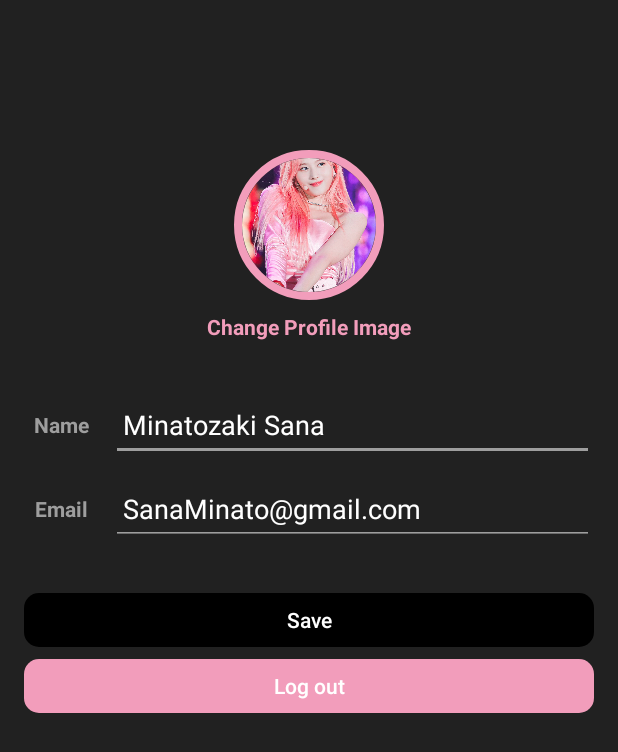
After one commit to hahpuc/SocialNetAndroid, an Android app: the EditProfile screen opened directly, with no data from a screen before it, on a phone screen of 412 x 824 dp. The commit adds this screen. Shown: the top 752 px of the screen. Run offline under Robolectric (Android 15) with nearby library versions, the phone set to English and light mode, and no system bars; our stand-ins replace CircleImageView, Firebase (no records; nobody signed in at launch, a user with empty details on screens opened directly).

Commit message:
Tiến hành tạo Màn Hình Edit Profile

```diff
--- a/app/build.gradle
+++ b/app/build.gradle
@@ -43,8 +43,7 @@ dependencies {
     implementation 'de.hdodenhof:circleimageview:3.1.0'
     implementation 'com.google.android.material:material:1.1.0'
     implementation "com.xwray:groupie:2.1.0"
-
-
+    implementation 'com.squareup.picasso:picasso:2.71828'
 
 
 }
--- a/app/src/main/AndroidManifest.xml
+++ b/app/src/main/AndroidManifest.xml
@@ -9,6 +9,7 @@
         android:roundIcon="@mipmap/ic_launcher_round"
         android:supportsRtl="true"
         android:theme="@style/AppTheme">
+        <activity android:name=".ManHinhUser.EditProfile"></activity>
         <activity android:name=".ManHinhCoSo.ManHinhBase">
             <intent-filter>
                 <action android:name="android.intent.action.MAIN" />
@@ -17,9 +18,7 @@
             </intent-filter>
         </activity>
         <activity android:name=".DangNhapDangKy.ManHinhDangNhap" />
-        <activity android:name=".DangNhapDangKy.ManHinhDangKy">
-
-        </activity>
+        <activity android:name=".DangNhapDangKy.ManHinhDangKy"></activity>
     </application>
 
 </manifest>
--- /dev/null
+++ b/app/src/main/java/com/example/socialproject/ManHinhUser/EditProfile.kt
@@ -0,0 +1,41 @@
+package com.example.socialproject.ManHinhUser
+
+import android.content.Intent
+import androidx.appcompat.app.AppCompatActivity
+import android.os.Bundle
+import android.util.Log
+import com.example.socialproject.DangNhapDangKy.ManHinhDangNhap
+import com.example.socialproject.R
+import com.google.firebase.auth.FirebaseAuth
+import kotlinx.android.synthetic.main.activity_edit_profile.*
+
+class EditProfile : AppCompatActivity() {
+
+    companion object {
+        val TAG = "ManHinhEdit"
+    }
+
+    override fun onCreate(savedInstanceState: Bundle?) {
+
+        super.onCreate(savedInstanceState)
+        setContentView(R.layout.activity_edit_profile)
+
+        // Hiển thị image, name, email
+        fetchData()
+
+        edit_log_out.setOnClickListener {
+            Log.d(TAG, "Tien hanh dang xuat")
+            FirebaseAuth.getInstance().signOut()
+
+            val intent = Intent(this, ManHinhDangNhap::class.java)
+            startActivity(intent)
+
+        }
+
+    }
+
+    fun fetchData() {
+        val currentUser = FirebaseAuth.getInstance().currentUser
+
+    }
+}
--- a/app/src/main/java/com/example/socialproject/ManHinhUser/ManHinhUserAdapter.kt
+++ b/app/src/main/java/com/example/socialproject/ManHinhUser/ManHinhUserAdapter.kt
@@ -1,19 +1,40 @@
 package com.example.socialproject.ManHinhUser
 
+import android.app.Activity
+import android.content.Intent
+import android.util.Log
 import android.view.LayoutInflater
 import android.view.View
 import android.view.ViewGroup
+import android.widget.Button
+import android.widget.ImageView
 import android.widget.TextView
+import androidx.core.content.ContextCompat.startActivity
 import androidx.recyclerview.widget.RecyclerView
+import com.example.socialproject.DangNhapDangKy.ManHinhDangNhap
+import com.example.socialproject.ManHinhUser.ManHinhUserAdapter.Companion.CURRENT_USER
 import com.example.socialproject.Model.Status
+import com.example.socialproject.Model.User
 import com.example.socialproject.R
+import com.google.firebase.auth.FirebaseAuth
+import com.google.firebase.database.DataSnapshot
+import com.google.firebase.database.DatabaseError
+import com.google.firebase.database.FirebaseDatabase
+import com.google.firebase.database.ValueEventListener
+import com.squareup.picasso.Picasso
 
 class ManHinhUserAdapter(private val statusList: List<Status>): RecyclerView.Adapter<RecyclerView.ViewHolder>() {
 
     companion object {
         private const val TYPE_HEADER = 0
         private const val TYPE_ITEMS = 1
+        val TAG = "ManHinhUser"
+
+        val CURRENT_USER = "CURRENT_USER"
     }
+
+    // Tài khoản đang đăng nhập
+     var currentUser: User? = null
 
     override fun onCreateViewHolder(parent: ViewGroup, viewType: Int): RecyclerView.ViewHolder {
         return when (viewType) {
@@ -40,11 +61,32 @@ class ManHinhUserAdapter(private val statusList: List<Status>): RecyclerView.Ada
     }
 
     override fun onBindViewHolder(holder: RecyclerView.ViewHolder, position: Int) {
+        if (holder is userHeaderViewHolder) {
 
-        if (holder is userHeaderViewHolder) {
+            // Lấy data từ Firebase
+            val uid = FirebaseAuth.getInstance().uid
+            val ref = FirebaseDatabase.getInstance().getReference("/Users/$uid")
+
+            ref.addListenerForSingleValueEvent(object : ValueEventListener {
+
+                override fun onDataChange(snapshot: DataSnapshot) {
+                    currentUser = snapshot.getValue(User::class.java)
+                    Log.d(TAG, "Data current user: ${currentUser}")
+
+                    holder.username?.text = currentUser?.username
+                    Picasso.get().load(currentUser?.profileImageUrl).into(holder.profileImage)
+                }
+                override fun onCancelled(error: DatabaseError) {
+                }
+            })
+
             holder.following?.text = "100"
             holder.follower?.text = "1,093,124"
-            holder.username?.text = "Minatozaki Sana"
+
+
+            holder.uploadStatusButton.setOnClickListener {
+                Log.d(TAG, "Tien hanh dang status")
+            }
         }
         else
         if (holder is statusViewHolder) {
@@ -66,6 +108,18 @@ class userHeaderViewHolder(itemView: View): RecyclerView.ViewHolder(itemView) {
     val following = itemView.findViewById(R.id.followingCountTextView) as? TextView
     val follower = itemView.findViewById(R.id.followerCountTextView) as? TextView
     val username = itemView.findViewById(R.id.user_user_name) as? TextView
+    val profileImage = itemView.findViewById(R.id.user_profile_image) as? ImageView
+    val editProfileButton = itemView.findViewById(R.id.user_edit_profile_button) as Button
+    val uploadStatusButton = itemView.findViewById(R.id.user_upload_status) as Button
+
+    init {
+        editProfileButton.setOnClickListener {
+            Log.d("ManHinhUser", "Tien Hanh edit profile")
+            val intent = Intent(itemView.context, EditProfile::class.java)
+            itemView.context.startActivity(intent)
+        }
+
+    }
 }
 
 class statusViewHolder(itemView: View) :RecyclerView.ViewHolder(itemView) {
--- /dev/null
+++ b/app/src/main/res/drawable/ic_delete_status.xml
@@ -0,0 +1,5 @@
+<vector android:height="24dp" android:tint="#FFFFFF"
+    android:viewportHeight="24" android:viewportWidth="24"
+    android:width="24dp" xmlns:android="http://schemas.android.com/apk/res/android">
+    <path android:fillColor="@android:color/white" android:pathData="M12,8c1.1,0 2,-0.9 2,-2s-0.9,-2 -2,-2 -2,0.9 -2,2 0.9,2 2,2zM12,10c-1.1,0 -2,0.9 -2,2s0.9,2 2,2 2,-0.9 2,-2 -0.9,-2 -2,-2zM12,16c-1.1,0 -2,0.9 -2,2s0.9,2 2,2 2,-0.9 2,-2 -0.9,-2 -2,-2z"/>
+</vector>
--- /dev/null
+++ b/app/src/main/res/drawable/lamtron_button_black.xml
@@ -0,0 +1,5 @@
+<?xml version="1.0" encoding="utf-8"?>
+<shape xmlns:android="http://schemas.android.com/apk/res/android">
+    <solid android:color="#000000"/>
+    <corners android:radius="10dp" />
+</shape>
--- /dev/null
+++ b/app/src/main/res/layout/activity_edit_profile.xml
@@ -0,0 +1,139 @@
+<?xml version="1.0" encoding="utf-8"?>
+<androidx.constraintlayout.widget.ConstraintLayout xmlns:android="http://schemas.android.com/apk/res/android"
+    xmlns:app="http://schemas.android.com/apk/res-auto"
+    xmlns:tools="http://schemas.android.com/tools"
+    android:layout_width="match_parent"
+    android:layout_height="match_parent"
+    android:background="#212121"
+    tools:context=".ManHinhUser.EditProfile">
+
+    <Button
+        android:id="@+id/edit_log_out"
+        android:layout_width="0dp"
+        android:layout_height="36dp"
+        android:layout_marginStart="16dp"
+        android:layout_marginLeft="16dp"
+        android:layout_marginTop="8dp"
+        android:layout_marginEnd="16dp"
+        android:layout_marginRight="16dp"
+        android:background="@drawable/lamtron_button"
+        android:text="Log out"
+        android:textAllCaps="false"
+        android:textColor="@android:color/white"
+        app:layout_constraintEnd_toEndOf="parent"
+        app:layout_constraintHorizontal_bias="0.0"
+        app:layout_constraintStart_toStartOf="parent"
+        app:layout_constraintTop_toBottomOf="@+id/edit_luu_thong_tin" />
+
+    <de.hdodenhof.circleimageview.CircleImageView
+        android:id="@+id/edit_profile_image"
+        android:layout_width="100dp"
+        android:layout_height="100dp"
+        android:layout_marginTop="100dp"
+        android:src="@drawable/sana"
+        app:civ_border_color="#F29DBB"
+
+        app:civ_border_width="5dp"
+        app:layout_constraintEnd_toEndOf="parent"
+        app:layout_constraintStart_toStartOf="parent"
+        app:layout_constraintTop_toTopOf="parent" />
+
+    <TextView
+        android:id="@+id/edit_change_image_button"
+        android:layout_width="wrap_content"
+        android:layout_height="wrap_content"
+        android:layout_marginTop="8dp"
+        android:text="Change Profile Image"
+        android:textColor="#F29DBB"
+        android:textStyle="bold"
+        app:layout_constraintEnd_toEndOf="parent"
+        app:layout_constraintStart_toStartOf="parent"
+        app:layout_constraintTop_toBottomOf="@+id/edit_profile_image" />
+
+    <TextView
+        android:id="@+id/textView9"
+        android:layout_width="50dp"
+        android:layout_height="48dp"
+        android:layout_marginStart="16dp"
+        android:layout_marginLeft="16dp"
+        android:layout_marginTop="32dp"
+        android:text="Name"
+        android:textColor="#9E9E9E"
+        android:textSize="14sp"
+        android:textStyle="bold"
+        android:gravity="center_vertical|center_horizontal"
+        app:layout_constraintStart_toStartOf="parent"
+        app:layout_constraintTop_toBottomOf="@+id/edit_change_image_button" />
+
+    <TextView
+        android:id="@+id/textView10"
+        android:layout_width="50dp"
+        android:layout_height="48dp"
+        android:layout_marginStart="16dp"
+        android:layout_marginLeft="16dp"
+        android:layout_marginTop="8dp"
+        android:gravity="center_vertical|center_horizontal"
+        android:text="Email"
+        android:textColor="#9E9E9E"
+        android:textSize="14sp"
+        android:textStyle="bold"
+        app:layout_constraintStart_toStartOf="parent"
+        app:layout_constraintTop_toBottomOf="@+id/textView9" />
+
+    <EditText
+        android:id="@+id/edit_user_name"
+        android:layout_width="0dp"
+        android:layout_height="48dp"
+        android:layout_marginStart="8dp"
+        android:layout_marginLeft="8dp"
+        android:layout_marginTop="32dp"
+        android:layout_marginEnd="16dp"
+        android:layout_marginRight="16dp"
+        android:ems="10"
+        android:inputType="textPersonName"
+        android:text="Minatozaki Sana"
+        android:paddingLeft="8dp"
+        android:backgroundTint="#9E9E9E"
+        android:textColor="@android:color/white"
+        app:layout_constraintEnd_toEndOf="parent"
+        app:layout_constraintStart_toEndOf="@+id/textView9"
+        app:layout_constraintTop_toBottomOf="@+id/edit_change_image_button" />
+
+    <EditText
+        android:id="@+id/edit_email"
+        android:layout_width="0dp"
+        android:layout_height="48dp"
+        android:layout_marginStart="8dp"
+        android:layout_marginLeft="8dp"
+        android:layout_marginTop="8dp"
+        android:layout_marginEnd="16dp"
+        android:layout_marginRight="16dp"
+        android:ems="10"
+        android:inputType="textPersonName"
+        android:text="SanaMinato@gmail.com"
+        android:paddingLeft="8dp"
+        android:backgroundTint="#9E9E9E"
+        android:textColor="@android:color/white"
+        app:layout_constraintEnd_toEndOf="parent"
+        app:layout_constraintStart_toEndOf="@+id/textView10"
+        app:layout_constraintTop_toBottomOf="@+id/edit_user_name" />
+
+    <Button
+        android:id="@+id/edit_luu_thong_tin"
+        android:layout_width="0dp"
+        android:layout_height="36dp"
+        android:layout_marginStart="16dp"
+        android:layout_marginLeft="16dp"
+        android:layout_marginTop="32dp"
+        android:layout_marginEnd="16dp"
+        android:layout_marginRight="16dp"
+        android:text="Save"
+        android:textAllCaps="false"
+        android:textColor="@android:color/white"
+        android:background="@drawable/lamtron_button_black"
+        app:layout_constraintEnd_toEndOf="parent"
+        app:layout_constraintStart_toStartOf="parent"
+        app:layout_constraintTop_toBottomOf="@+id/edit_email" />
+
+
+</androidx.constraintlayout.widget.ConstraintLayout>
--- a/app/src/main/res/layout/user_header_profile.xml
+++ b/app/src/main/res/layout/user_header_profile.xml
@@ -88,7 +88,7 @@
         app:layout_constraintStart_toStartOf="@+id/textView5" />
 
     <Button
-        android:id="@+id/button"
+        android:id="@+id/user_edit_profile_button"
         android:layout_width="0dp"
         android:layout_height="36dp"
         android:layout_marginStart="16dp"
@@ -131,10 +131,10 @@
         android:background="#424242"
         app:layout_constraintEnd_toEndOf="parent"
         app:layout_constraintStart_toStartOf="parent"
-        app:layout_constraintTop_toBottomOf="@+id/button" />
+        app:layout_constraintTop_toBottomOf="@+id/user_edit_profile_button" />
 
     <Button
-        android:id="@+id/button2"
+        android:id="@+id/user_upload_status"
         android:layout_width="0dp"
         android:layout_height="48dp"
         android:layout_marginStart="16dp"
--- a/app/src/main/res/layout/user_status_item_row.xml
+++ b/app/src/main/res/layout/user_status_item_row.xml
@@ -25,10 +25,13 @@
         android:layout_marginStart="8dp"
         android:layout_marginLeft="8dp"
         android:layout_marginTop="8dp"
+        android:layout_marginEnd="8dp"
+        android:layout_marginRight="8dp"
+        android:gravity="left|center_vertical"
         android:text="User name"
         android:textColor="@android:color/white"
         android:textSize="14dp"
-        app:layout_constraintEnd_toEndOf="parent"
+        app:layout_constraintEnd_toStartOf="@+id/user_delete_status"
         app:layout_constraintStart_toEndOf="@+id/imageView"
         app:layout_constraintTop_toTopOf="parent" />
 
@@ -80,4 +83,18 @@
         app:layout_constraintEnd_toEndOf="parent"
         app:layout_constraintStart_toStartOf="parent"
         app:layout_constraintTop_toBottomOf="@+id/imageView4" />
+
+    <ImageView
+        android:id="@+id/user_delete_status"
+        android:layout_width="wrap_content"
+        android:layout_height="wrap_content"
+        android:layout_marginTop="8dp"
+        android:layout_marginEnd="8dp"
+        android:layout_marginRight="8dp"
+        android:layout_marginBottom="8dp"
+        app:layout_constraintBottom_toTopOf="@+id/imageView3"
+        app:layout_constraintEnd_toEndOf="parent"
+        app:layout_constraintTop_toTopOf="parent"
+        app:srcCompat="@drawable/ic_delete_status"
+        tools:ignore="VectorDrawableCompat" />
 </androidx.constraintlayout.widget.ConstraintLayout>
```
